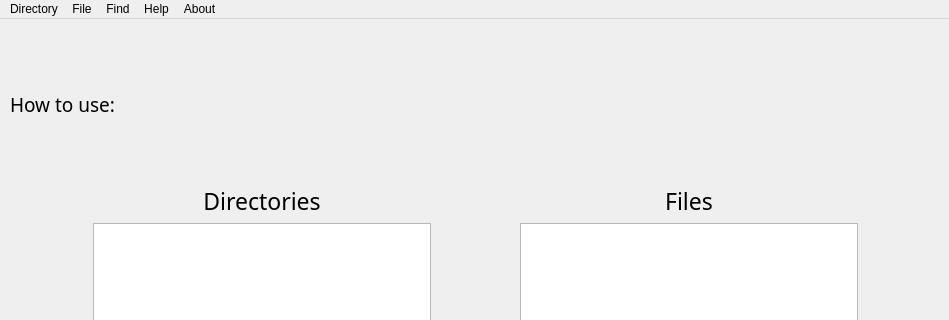
This is MainWindow.ui in CatSonbenim/OOP_Lab1 as Qt 5 draws it before an edit; both pictures show x 0 to 949 and y 0 to 320 of the 949 by 843 pixel window. The edited form follows.
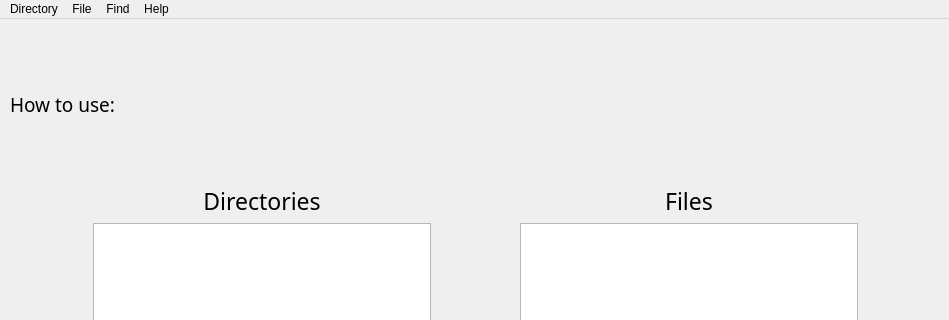
This is the edited form.

The edit to the form file:
```diff
--- a/MainWindow.ui
+++ b/MainWindow.ui
@@ -314,11 +314,6 @@
      <string>Help</string>
     </property>
    </widget>
-   <widget class="QMenu" name="menuAbout">
-    <property name="title">
-     <string>About</string>
-    </property>
-   </widget>
    <widget class="QMenu" name="menuFind">
     <property name="title">
      <string>Find</string>
@@ -328,7 +323,6 @@
    <addaction name="menuFile"/>
    <addaction name="menuFind"/>
    <addaction name="menuHelp"/>
-   <addaction name="menuAbout"/>
   </widget>
   <widget class="QStatusBar" name="statusbar"/>
   <action name="actionCreate">
```
Left out of the diff: 206 changed lines with no effect on the pictures.
